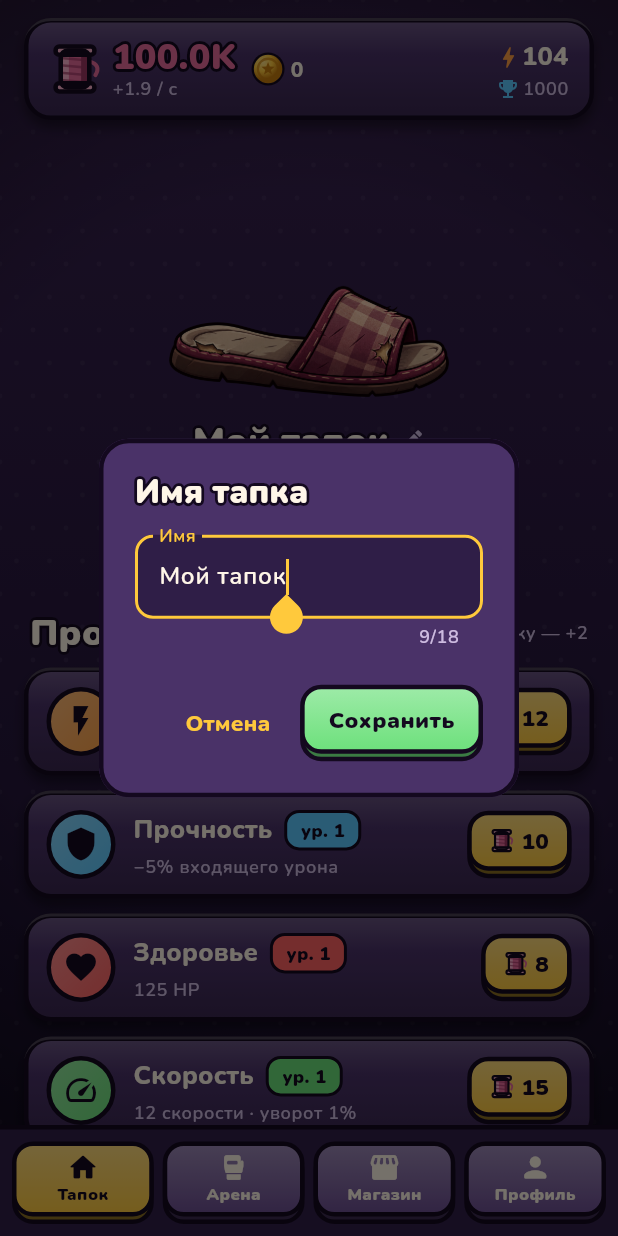
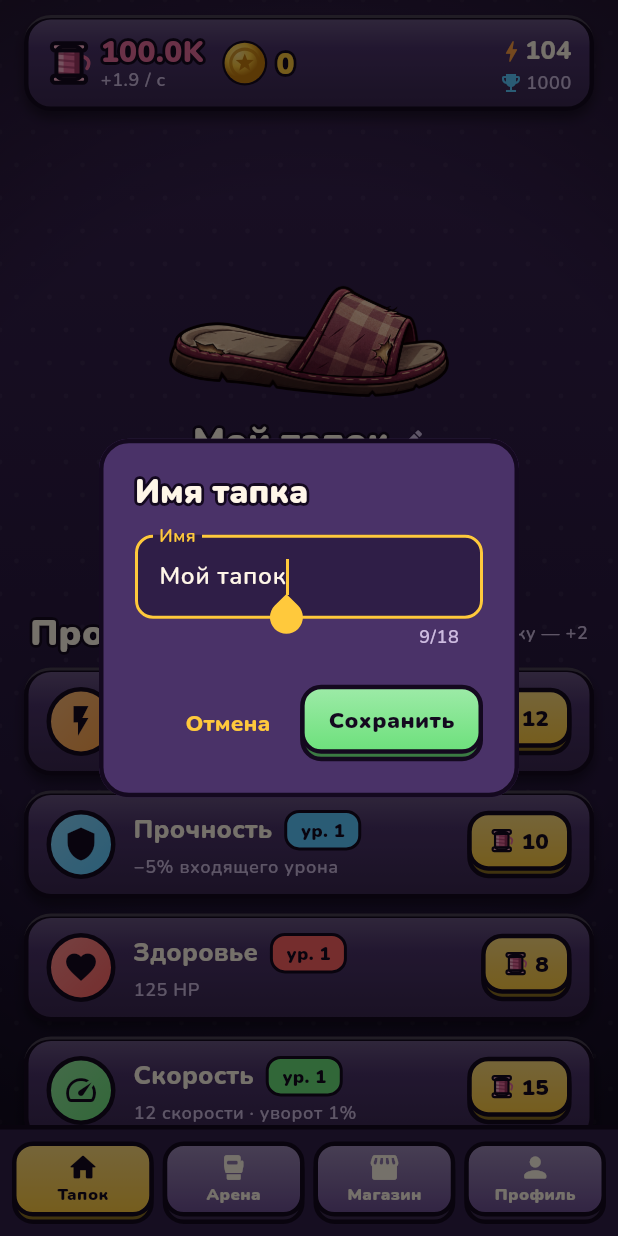
Before and after one commit to voprostvoy-creator/idle-slipper, a Flutter app: the screen it shows after launch, after a tap on "Мой тапок", on a phone screen of 412 x 824 dp. Run offline on Flutter 3.47's test engine with Material 3 defaults, Android fonts, the phone set to English and light mode, and no system bars; our stand-ins replace shared_preferences.

Commit message:
Общая панель валют на всех вкладках, единый размер ниток и монет, розовые цифры при тапе
Co-Authored-By: Claude Opus 5 <noreply@anthropic.com>

```diff
--- a/lib/main.dart
+++ b/lib/main.dart
@@ -8,6 +8,7 @@ import 'ui/screens/rating_screen.dart';
 import 'ui/screens/shop_screen.dart';
 import 'ui/theme.dart';
 import 'ui/widgets/game_widgets.dart';
+import 'ui/widgets/resource_header.dart';
 
 Future<void> main() async {
   WidgetsFlutterBinding.ensureInitialized();
@@ -110,7 +111,15 @@ class _RootShellState extends State<RootShell> {
             // На широком экране держим мобильную ширину.
             child: ConstrainedBox(
               constraints: const BoxConstraints(maxWidth: 520),
-              child: IndexedStack(index: _tab, children: pages),
+              child: Column(
+                children: [
+                  Padding(
+                    padding: const EdgeInsets.fromLTRB(16, 10, 16, 6),
+                    child: ResourceHeader(game: game),
+                  ),
+                  Expanded(child: IndexedStack(index: _tab, children: pages)),
+                ],
+              ),
             ),
           ),
         ),
--- a/lib/ui/screens/arena_screen.dart
+++ b/lib/ui/screens/arena_screen.dart
@@ -20,7 +20,7 @@ class ArenaScreen extends StatelessWidget {
       listenable: game,
       builder: (context, _) {
         return ListView(
-          padding: const EdgeInsets.all(16),
+          padding: const EdgeInsets.fromLTRB(16, 8, 16, 16),
           children: [
             const Center(child: StrokeText('Арена', size: 30)),
             const SizedBox(height: 4),
--- a/lib/ui/screens/home_screen.dart
+++ b/lib/ui/screens/home_screen.dart
@@ -58,12 +58,7 @@ class _HomeScreenState extends State<HomeScreen>
       builder: (context, _) {
         return CustomScrollView(
           slivers: [
-            SliverToBoxAdapter(
-              child: Padding(
-                padding: const EdgeInsets.fromLTRB(16, 12, 16, 8),
-                child: _CoinsHeader(game: game),
-              ),
-            ),
+            const SliverToBoxAdapter(child: SizedBox(height: 8)),
             SliverToBoxAdapter(
               child: LayoutBuilder(
                 builder: (context, c) {
@@ -161,56 +156,7 @@ class _FloatingLabel extends StatelessWidget {
         opacity: 1 - t,
         child: Transform.translate(offset: Offset(0, -40 * t), child: child),
       ),
-      child: StrokeText(text, size: 24, color: GameColors.gold),
-    );
-  }
-}
-
-class _CoinsHeader extends StatelessWidget {
-  const _CoinsHeader({required this.game});
-  final GameState game;
-
-  @override
-  Widget build(BuildContext context) {
-    final theme = Theme.of(context);
-    return GamePanel(
-      padding: const EdgeInsets.symmetric(horizontal: 14, vertical: 10),
-      child: Row(
-        children: [
-          const ThreadIcon(size: 34),
-          const SizedBox(width: 8),
-          Column(
-            crossAxisAlignment: CrossAxisAlignment.start,
-            children: [
-              StrokeText(fmtNum(game.threads.floor()), size: 24, color: GameColors.thread),
-              Text('+${fmtNum(game.incomePerSecond)} / с', style: theme.textTheme.bodySmall),
-            ],
-          ),
-          const SizedBox(width: 10),
-          const CoinIcon(size: 22),
-          const SizedBox(width: 4),
-          Text(fmtNum(game.coins), style: theme.textTheme.titleSmall),
-          const Spacer(),
-          Column(
-            crossAxisAlignment: CrossAxisAlignment.end,
-            children: [
-              Row(
-                children: [
-                  const Icon(Icons.bolt, color: GameColors.orange, size: 18),
-                  Text('${game.slipper.power}', style: theme.textTheme.titleMedium),
-                ],
-              ),
-              Row(
-                children: [
-                  const Icon(Icons.emoji_events, color: GameColors.blue, size: 16),
-                  const SizedBox(width: 2),
-                  Text('${game.rating}', style: theme.textTheme.bodySmall),
-                ],
-              ),
-            ],
-          ),
-        ],
-      ),
+      child: StrokeText(text, size: 24, color: GameColors.thread),
     );
   }
 }
--- a/lib/ui/screens/rating_screen.dart
+++ b/lib/ui/screens/rating_screen.dart
@@ -27,7 +27,7 @@ class RatingScreen extends StatelessWidget {
         final total = game.wins + game.losses;
         final winRate = total == 0 ? 0 : (game.wins * 100 / total).round();
         return ListView(
-          padding: const EdgeInsets.all(16),
+          padding: const EdgeInsets.fromLTRB(16, 8, 16, 16),
           children: [
             const Center(child: StrokeText('Профиль', size: 30)),
             const SizedBox(height: 12),
--- a/lib/ui/screens/shop_screen.dart
+++ b/lib/ui/screens/shop_screen.dart
@@ -21,7 +21,7 @@ class ShopScreen extends StatelessWidget {
       builder: (context, _) {
         final chances = CaseBox.chances();
         return ListView(
-          padding: const EdgeInsets.all(16),
+          padding: const EdgeInsets.fromLTRB(16, 8, 16, 16),
           children: [
             const Center(child: StrokeText('Магазин', size: 30)),
             const SizedBox(height: 16),
--- /dev/null
+++ b/lib/ui/widgets/resource_header.dart
@@ -0,0 +1,59 @@
+import 'package:flutter/material.dart';
+
+import '../../game/game_state.dart';
+import '../format.dart';
+import '../theme.dart';
+import 'game_widgets.dart';
+
+/// Панель с валютами и силой тапка. Общая для всех вкладок.
+class ResourceHeader extends StatelessWidget {
+  const ResourceHeader({super.key, required this.game});
+  final GameState game;
+
+  @override
+  Widget build(BuildContext context) {
+    final theme = Theme.of(context);
+    return ListenableBuilder(
+      listenable: game,
+      builder: (context, _) => GamePanel(
+        padding: const EdgeInsets.symmetric(horizontal: 12, vertical: 8),
+        child: Row(
+          children: [
+            const ThreadIcon(size: 30),
+            const SizedBox(width: 6),
+            Column(
+              crossAxisAlignment: CrossAxisAlignment.start,
+              children: [
+                StrokeText(fmtNum(game.threads.floor()), size: 20, color: GameColors.thread),
+                Text('+${fmtNum(game.incomePerSecond)} / с', style: theme.textTheme.bodySmall),
+              ],
+            ),
+            const SizedBox(width: 12),
+            const CoinIcon(size: 30),
+            const SizedBox(width: 6),
+            StrokeText(fmtNum(game.coins), size: 20, color: GameColors.gold),
+            const Spacer(),
+            Column(
+              crossAxisAlignment: CrossAxisAlignment.end,
+              children: [
+                Row(
+                  children: [
+                    const Icon(Icons.bolt, color: GameColors.orange, size: 18),
+                    Text('${game.slipper.power}', style: theme.textTheme.titleMedium),
+                  ],
+                ),
+                Row(
+                  children: [
+                    const Icon(Icons.emoji_events, color: GameColors.blue, size: 16),
+                    const SizedBox(width: 2),
+                    Text('${game.rating}', style: theme.textTheme.bodySmall),
+                  ],
+                ),
+              ],
+            ),
+          ],
+        ),
+      ),
+    );
+  }
+}
```
